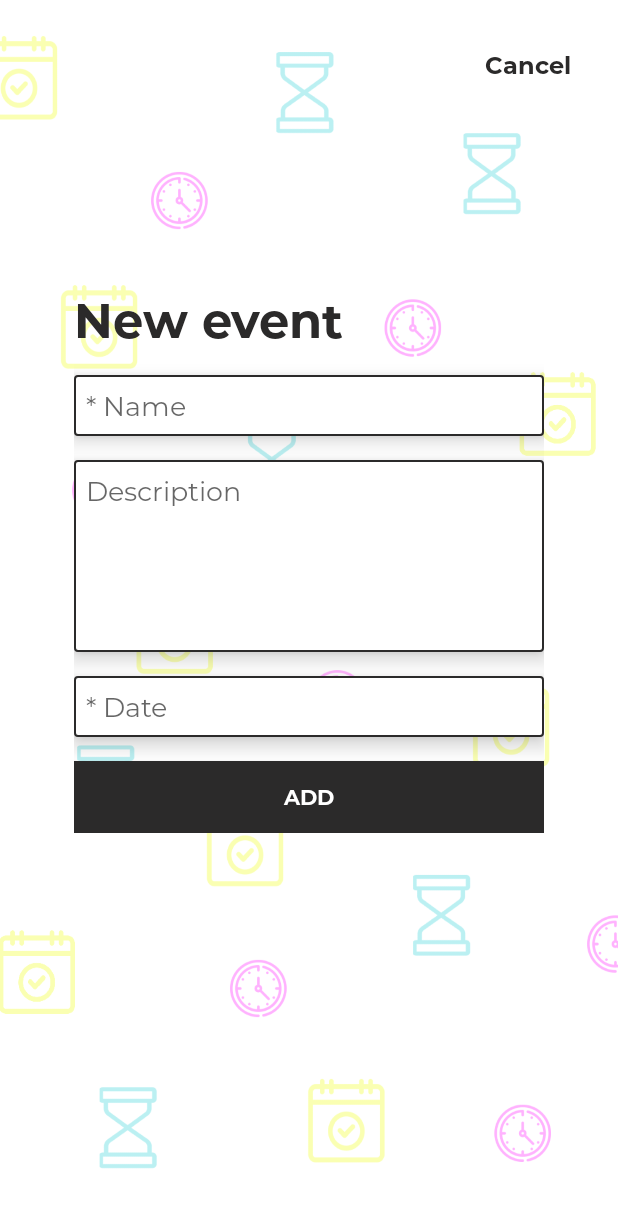
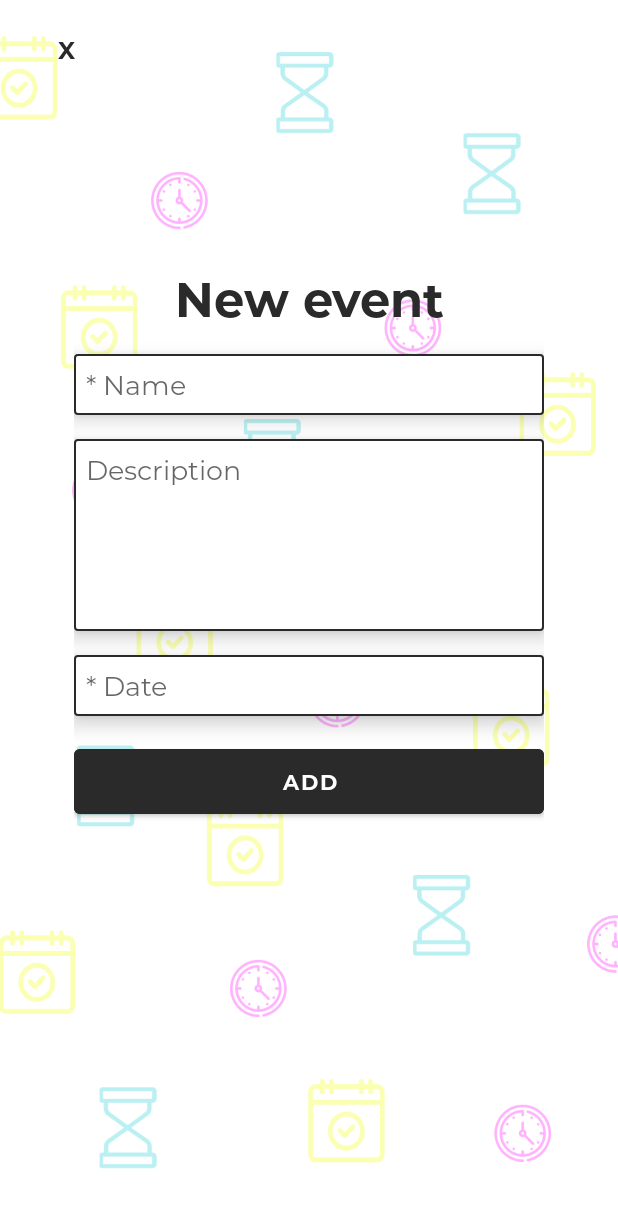
Before and after one commit to dan96and/EventList, an Android app: the screen it shows after launch (NewEventView), after a tap on "Add event", on a phone screen of 412 x 824 dp. Shown: the top 1208 px of the screen. Run offline under Robolectric (Android 15) with nearby library versions, the phone set to English and light mode, and no system bars; our stand-ins replace Room's generated code, navigation-ui.

Commit message:
Fixed bugs
- Cambiar el orden de los botones de los NavigationView.
- Cuando creamos un evento, y volvemos a la pantalla de Home, no se actualizar la lista con el Evento creado.
- Revisar el modo nocturno de la aplicación.
- No se puede salir de app pulsando el botón de Atrás, te lleva a la pantalla del SplashScreen.
- Cuando creamos un evento que los campos se pongan en blanco de nuevo.

```diff
--- a/app/src/main/AndroidManifest.xml
+++ b/app/src/main/AndroidManifest.xml
@@ -12,7 +12,7 @@
         android:label="@string/app_name"
         android:roundIcon="@mipmap/ic_launcher_round"
         android:supportsRtl="true"
-        android:theme="@style/Theme.AppCompat.Light.NoActionBar"
+        android:theme="@style/Theme.EventList"
         tools:replace="android:icon">
         <activity
             android:name="com.danieland.eventlist.view.activities.SplashScreenView"
--- a/app/src/main/java/com/danieland/eventlist/view/activities/HomeView.kt
+++ b/app/src/main/java/com/danieland/eventlist/view/activities/HomeView.kt
@@ -5,7 +5,6 @@ import androidx.appcompat.app.AppCompatActivity
 import androidx.navigation.findNavController
 import androidx.navigation.ui.setupWithNavController
 import com.danieland.eventlist.extensions.openActivity
-import com.danieland.eventlist.util.Util
 import danieland.eventlist.R
 import danieland.eventlist.databinding.ActivityHomeViewBinding
 
@@ -24,6 +23,7 @@ class HomeView : AppCompatActivity() {
         binding.bottomNavigationView.setOnItemReselectedListener { }
         binding.btnAddEvent.setOnClickListener {
             openActivity(NewEventView()::class.java)
+            finish()
         }
         binding.btnInformation.setOnClickListener {
             openActivity(InformationView::class.java)
--- a/app/src/main/java/com/danieland/eventlist/view/activities/SplashScreenView.kt
+++ b/app/src/main/java/com/danieland/eventlist/view/activities/SplashScreenView.kt
@@ -7,7 +7,11 @@ import android.os.Bundle
 class SplashScreenView : AppCompatActivity() {
     override fun onCreate(savedInstanceState: Bundle?) {
         super.onCreate(savedInstanceState)
-
         startActivity(Intent(this, HomeView::class.java))
     }
+
+    override fun onPause() {
+        super.onPause()
+        finish()
+    }
 }
--- a/app/src/main/java/com/danieland/eventlist/view/fragments/DaysSinceView.kt
+++ b/app/src/main/java/com/danieland/eventlist/view/fragments/DaysSinceView.kt
@@ -11,7 +11,6 @@ import androidx.lifecycle.Observer
 import androidx.navigation.findNavController
 import androidx.recyclerview.widget.LinearLayoutManager
 import com.danieland.eventlist.adapters.AdapterEventSince
-
 import com.danieland.eventlist.objects.EventApp
 import com.danieland.eventlist.util.Util
 import com.danieland.eventlist.view.activities.EditEventView
@@ -30,13 +29,13 @@ class DaysSinceView : Fragment() {
     ): View {
         _binding = FragmentDaysSinceBinding.inflate(inflater, container, false)
 
-        binding.rvDaysSince.layoutManager = LinearLayoutManager(context, LinearLayoutManager.VERTICAL, false)
+        binding.rvDaysSince.layoutManager =
+            LinearLayoutManager(context, LinearLayoutManager.VERTICAL, false)
 
         EventApp.getDB().eventDao().showSinceEvents()
             .observe(viewLifecycleOwner, Observer { event ->
                 if (event.isEmpty()) {
-                    view?.findNavController()?.navigate(R.id.emptyEventsView)
-
+                    view?.findNavController()?.navigate(R.id.action_daysSinceView_to_emptyEventsView)
                 } else {
                     adapterSince = AdapterEventSince(event)
                     binding.rvDaysSince.adapter = adapterSince
--- a/app/src/main/java/com/danieland/eventlist/view/fragments/DaysUntilView.kt
+++ b/app/src/main/java/com/danieland/eventlist/view/fragments/DaysUntilView.kt
@@ -36,7 +36,7 @@ class DaysUntilView : Fragment() {
         EventApp.getDB().eventDao().showUntilEvents()
             .observe(viewLifecycleOwner, Observer { event ->
                 if (event.isEmpty()) {
-                    view?.findNavController()?.navigate(R.id.emptyEventsView)
+                    view?.findNavController()?.navigate(R.id.action_daysUntilView_to_emptyEventsView)
 
                 } else {
                     adapterUtil = AdapterEventUntil(event)
--- a/app/src/main/res/layout/activity_new_event_view.xml
+++ b/app/src/main/res/layout/activity_new_event_view.xml
@@ -21,14 +21,15 @@
             android:layout_height="wrap_content"
             android:background="?attr/selectableItemBackgroundBorderless"
             android:fontFamily="@font/montserratbold"
-            android:padding="32dp"
-            android:text="@string/btn_Cancel"
+            android:padding="16dp"
+            android:text="X"
             android:textAllCaps="false"
             android:textColor="@color/black"
             android:textSize="16sp"
             android:textStyle="bold"
             app:layout_constraintBottom_toBottomOf="@id/containerTop"
-            app:layout_constraintEnd_toEndOf="@id/containerTop"
+
+            app:layout_constraintStart_toStartOf="parent"
             app:layout_constraintTop_toTopOf="@id/containerTop" />
 
         <TextView
@@ -57,6 +58,7 @@
         app:layout_constraintTop_toBottomOf="@+id/containerTop">
 
         <TextView
+            android:gravity="center"
             android:id="@+id/tvNewEvent"
             android:layout_width="match_parent"
             android:layout_height="wrap_content"
@@ -141,7 +143,8 @@
             android:layout_width="match_parent"
             android:layout_height="wrap_content"
             android:layout_marginTop="16dp"
-            android:background="@color/black"
+            android:padding="12dp"
+            android:backgroundTint="@color/black"
             android:fontFamily="@font/montserratbold"
             android:text="@string/btn_Add"
             android:textColor="@color/white"
--- a/app/src/main/res/layout/fragment_dialog_delete_event_view.xml
+++ b/app/src/main/res/layout/fragment_dialog_delete_event_view.xml
@@ -32,10 +32,10 @@
             android:layout_width="0dp"
             android:layout_height="wrap_content"
             android:layout_weight="1"
-            android:background="@color/grey"
+            android:backgroundTint="@color/grey"
             android:fontFamily="@font/montserratbold"
             android:text="@string/btn_Cancel"
-            android:textColor="@color/black" />
+            android:textColor="@color/white" />
 
         <Button
             android:id="@+id/btnDeleteEvent"
@@ -43,7 +43,7 @@
             android:layout_height="wrap_content"
             android:layout_marginLeft="8dp"
             android:layout_weight="1"
-            android:background="@color/red"
+            android:backgroundTint="@color/red"
             android:fontFamily="@font/montserratbold"
             android:text="@string/btn_Delete"
             android:textColor="@color/white" />
--- /dev/null
+++ b/app/src/main/res/values-v29/themes.xml
@@ -0,0 +1,23 @@
+<?xml version="1.0" encoding="utf-8"?>
+<resources xmlns:tools="http://schemas.android.com/tools">
+
+    <style name="SplashTheme" parent="Theme.AppCompat.NoActionBar">
+        <item name="android:forceDarkAllowed">false</item>
+        <item name="android:windowBackground">@drawable/splash_screen</item>
+    </style>
+
+    <style name="Theme.EventList" parent="Theme.MaterialComponents.Light.NoActionBar">
+        <!-- Primary brand color. -->
+        <item name="colorPrimary">@color/black</item>
+        <item name="colorPrimaryVariant">@color/purple_700</item>
+        <item name="colorOnPrimary">@color/white</item>
+        <!-- Secondary brand color. -->
+        <item name="colorSecondary">@color/black</item>
+        <item name="colorSecondaryVariant">@color/teal_700</item>
+        <item name="colorOnSecondary">@color/black</item>
+        <!-- Status bar color. -->
+        <item name="android:statusBarColor" tools:targetApi="l">?attr/colorPrimaryVariant</item>
+        <item name="android:forceDarkAllowed">false</item>
+
+    </style>
+</resources>
--- a/build.gradle
+++ b/build.gradle
@@ -5,7 +5,7 @@ buildscript {
         mavenCentral()
     }
     dependencies {
-        classpath 'com.android.tools.build:gradle:7.1.0'
+        classpath 'com.android.tools.build:gradle:7.1.2'
         classpath 'org.jetbrains.kotlin:kotlin-gradle-plugin:1.6.10'
 
         // NOTE: Do not place your application dependencies here; they belong
```
Also changed, not shown: app/src/main/java/com/danieland/eventlist/view/activities/NewEventView.kt (+13 -3 lines), app/src/main/res/layout/activity_edit_event.xml (+16 -14 lines), app/src/main/res/menu/bnv_principal_view.xml (+7 -6 lines), app/src/main/res/navigation/nav_bottom_navigation_view.xml (+12 -3 lines), app/src/main/res/values-night/themes.xml (deleted, +0 -16 lines).
